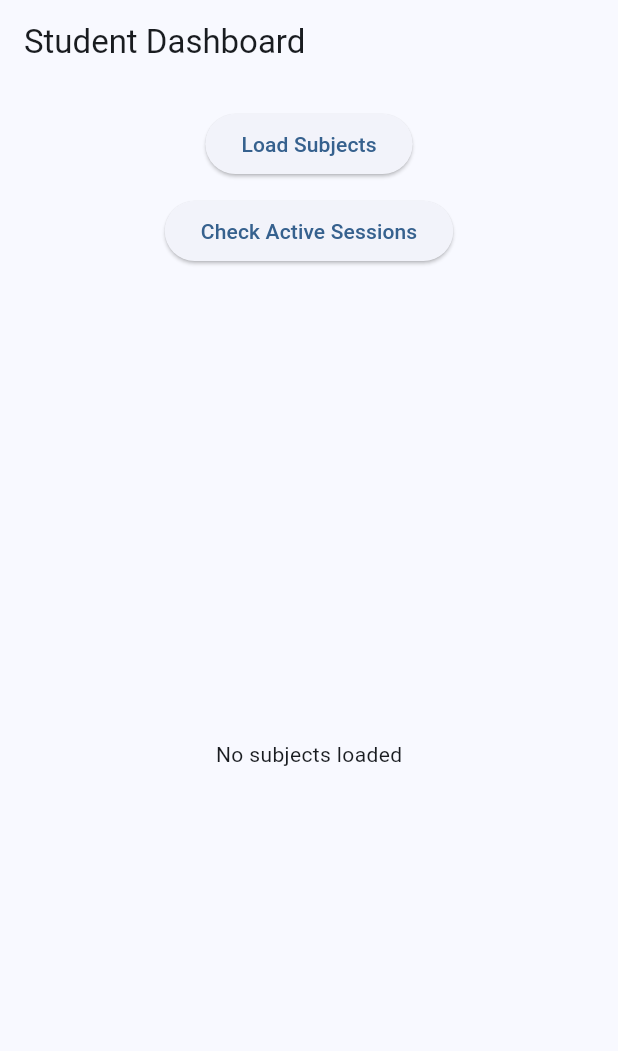
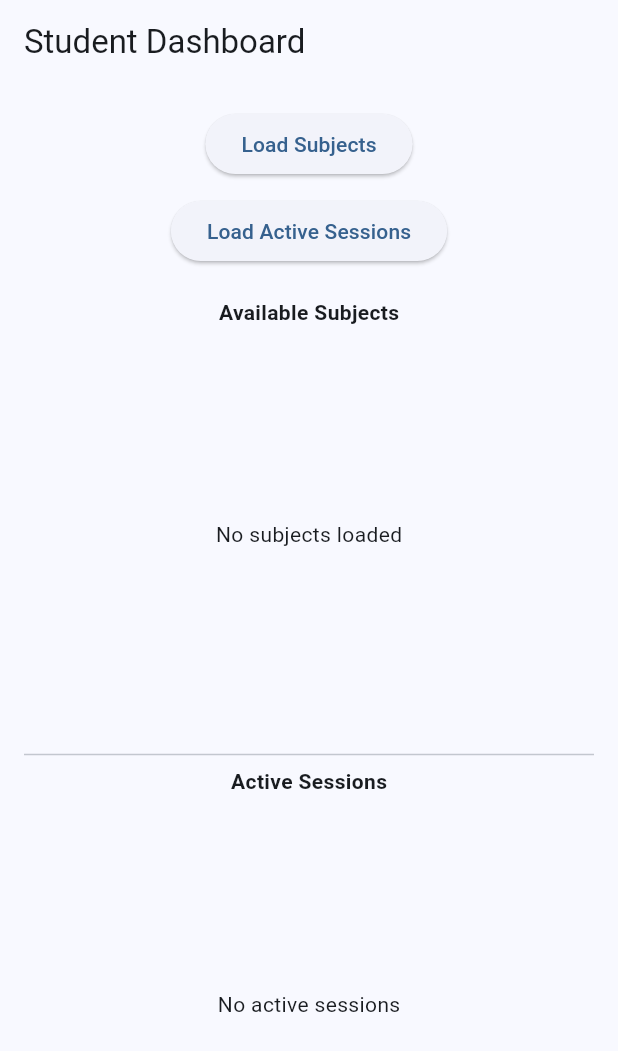
Before and after one commit to ohnogaurav/EduTrack, a Flutter app: the StudentDashboard screen opened directly, on a phone screen of 412 x 824 dp. Shown: the top 1051 px of the screen. Run offline on Flutter 3.47's test engine with Material 3 defaults, Android fonts, the phone set to English and light mode, and no system bars; our stand-ins replace cloud_firestore, firebase_auth, firebase_core; accounts and stored records are empty.

Commit message:
module 6 working fine.

```diff
--- a/lib/features/student/student_dashboard.dart
+++ b/lib/features/student/student_dashboard.dart
@@ -1,5 +1,6 @@
 import 'package:flutter/material.dart';
 import '../../services/firestore_service.dart';
+import '../../models/session_model.dart';
 
 class StudentDashboard extends StatefulWidget {
   const StudentDashboard({super.key});
@@ -11,6 +12,7 @@ class StudentDashboard extends StatefulWidget {
 class _StudentDashboardState extends State<StudentDashboard> {
   final FirestoreService _firestoreService = FirestoreService();
   List<Map<String, dynamic>> _subjects = [];
+  List<SessionModel> _activeSessions = [];
 
   @override
   Widget build(BuildContext context) {
@@ -33,27 +35,20 @@ class _StudentDashboardState extends State<StudentDashboard> {
 
             const SizedBox(height: 10),
 
-            // 🔥 Debug Button for Active Sessions
+            // 🔹 Load Active Sessions Button
             ElevatedButton(
               onPressed: () async {
                 final sessions = await _firestoreService.getActiveSessions();
-
-                print("===== ACTIVE SESSIONS TEST =====");
-                print("COUNT: ${sessions.length}");
-
-                for (var s in sessions) {
-                  print("Session -> Subject: ${s.subjectId}");
-                  print("Start: ${s.startTime}");
-                  print("Duration: ${s.duration}");
-                  print("------------------------------");
-                }
+                setState(() {
+                  _activeSessions = sessions;
+                });
               },
-              child: const Text('Check Active Sessions'),
+              child: const Text('Load Active Sessions'),
             ),
 
             const SizedBox(height: 20),
 
-            // 🔹 Subject List
+            const Text("Available Subjects", style: TextStyle(fontWeight: FontWeight.bold)),
             Expanded(
               child: _subjects.isEmpty
                   ? const Center(child: Text('No subjects loaded'))
@@ -61,10 +56,29 @@ class _StudentDashboardState extends State<StudentDashboard> {
                       itemCount: _subjects.length,
                       itemBuilder: (context, index) {
                         return ListTile(
-                    title:
-                    Text(_subjects[index]['name'] ?? 'No Name'),
+                          title: Text(_subjects[index]['name'] ?? 'No Name'),
                           subtitle: Text(
                             'Teacher: ${_subjects[index]['teacherName'] ?? 'Unknown'}',
+                          ),
+                        );
+                      },
+                    ),
+            ),
+
+            const Divider(),
+
+            const Text("Active Sessions", style: TextStyle(fontWeight: FontWeight.bold)),
+            Expanded(
+              child: _activeSessions.isEmpty
+                  ? const Center(child: Text('No active sessions'))
+                  : ListView.builder(
+                      itemCount: _activeSessions.length,
+                      itemBuilder: (context, index) {
+                        final session = _activeSessions[index];
+                        return ListTile(
+                          title: Text("Subject ID: ${session.subjectId}"),
+                          subtitle: Text(
+                            "Start: ${session.startTime} | Duration: ${session.duration} min",
                           ),
                         );
                       },
```
Lines whose indentation alone changed are shown as unchanged.
